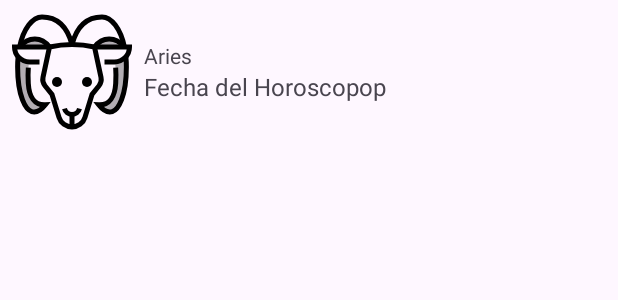
After one commit to oscarlimachi/Zodiac, an Android app: the layout item_horoscope.xml on its own in the app's theme, with its tools: preview values and no code run, on a phone screen of 412 x 824 dp. The commit adds this screen. Shown: the top 300 px of the screen. Run offline under Robolectric (Android 15) with nearby library versions, the phone set to English and light mode, and no system bars.

Commit message:
Los iconos están preparados cabado casi

```diff
--- /dev/null
+++ b/app/src/main/res/layout/item_horoscope.xml
@@ -0,0 +1,38 @@
+<?xml version="1.0" encoding="utf-8"?>
+<LinearLayout xmlns:android="http://schemas.android.com/apk/res/android"
+    android:orientation="horizontal"
+    android:layout_width="match_parent"
+    android:layout_height="wrap_content"
+    android:padding="8dp">
+    <ImageView
+        android:id="@+id/iconImageView"
+        android:layout_width="80dp"
+        android:layout_height="80dp"
+        android:src="@drawable/aries_icon">
+    </ImageView>
+    <LinearLayout
+        android:layout_width="0dp"
+        android:layout_height="80dp"
+        android:layout_weight="1"
+        android:layout_marginStart="8dp"
+        android:orientation="vertical"
+        android:gravity="center_vertical">
+        <TextView
+            android:id="@+id/nameTextView"
+            android:layout_width="match_parent"
+            android:layout_height="wrap_content"
+            android:text="Aries">
+
+        </TextView>
+        <TextView
+            android:id="@+id/textTextView"
+            android:layout_width="match_parent"
+            android:layout_height="wrap_content"
+            android:text="Fecha del Horoscopop"
+            android:textSize="16dp">
+
+        </TextView>
+    </LinearLayout>
+
+
+</LinearLayout>
```
Also changed, not shown: app/src/main/java/com/example/zodiac/MainActivity.kt (+8 -0 lines), app/src/main/java/com/example/zodiac/data/HoroscopeAdapter.kt (added, +40 -0 lines), app/src/main/res/layout/activity_main.xml (+10 -11 lines).
